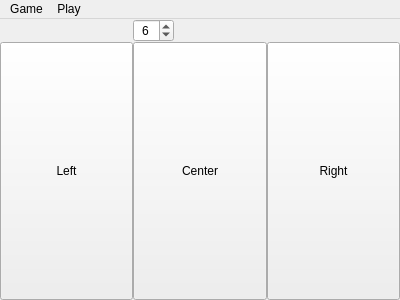
Above: hanoiwindow.ui from TheLastKiwi/Towers-Of-Hanoi before the change. Below: the same form after it.
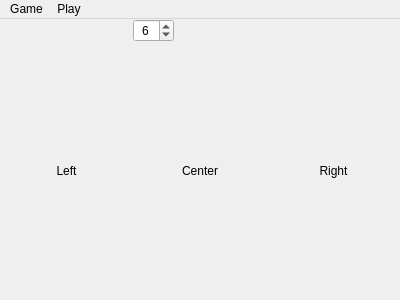
That is the form after the change.

The edit to the form file:
```diff
--- a/hanoiwindow.ui
+++ b/hanoiwindow.ui
@@ -54,7 +54,7 @@
        <string>Right</string>
       </property>
       <property name="flat">
-       <bool>false</bool>
+       <bool>true</bool>
       </property>
      </widget>
     </item>
@@ -70,7 +70,7 @@
        <string>Left</string>
       </property>
       <property name="flat">
-       <bool>false</bool>
+       <bool>true</bool>
       </property>
      </widget>
     </item>
@@ -86,7 +86,7 @@
        <string>Center</string>
       </property>
       <property name="flat">
-       <bool>false</bool>
+       <bool>true</bool>
       </property>
      </widget>
     </item>
```
